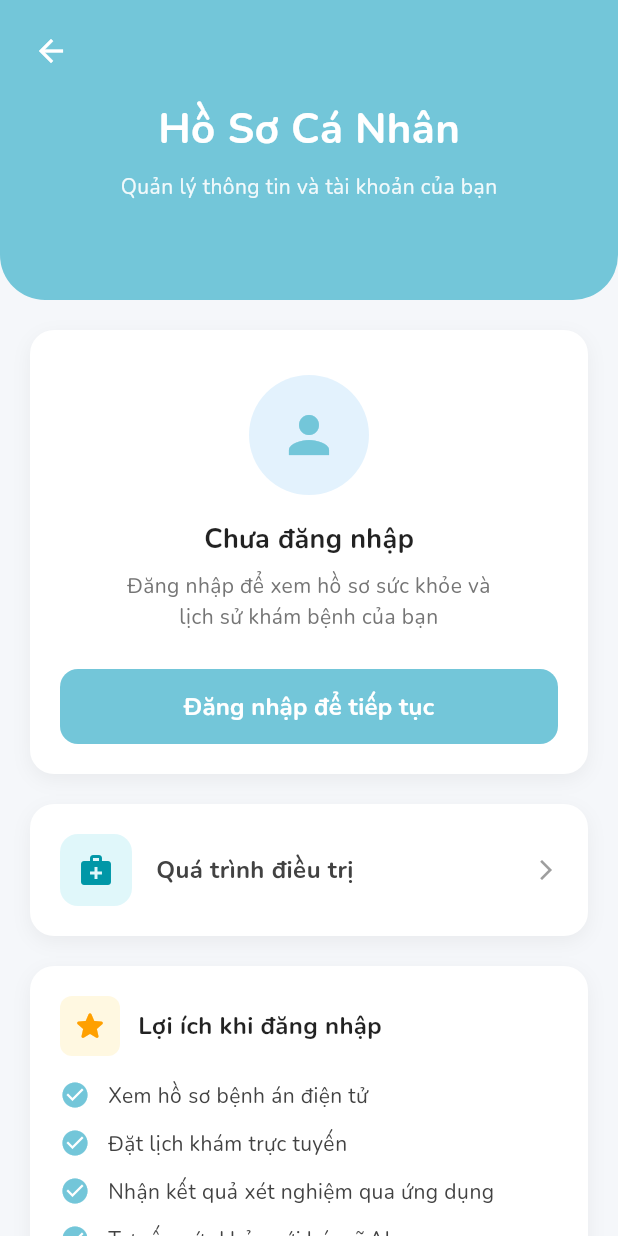
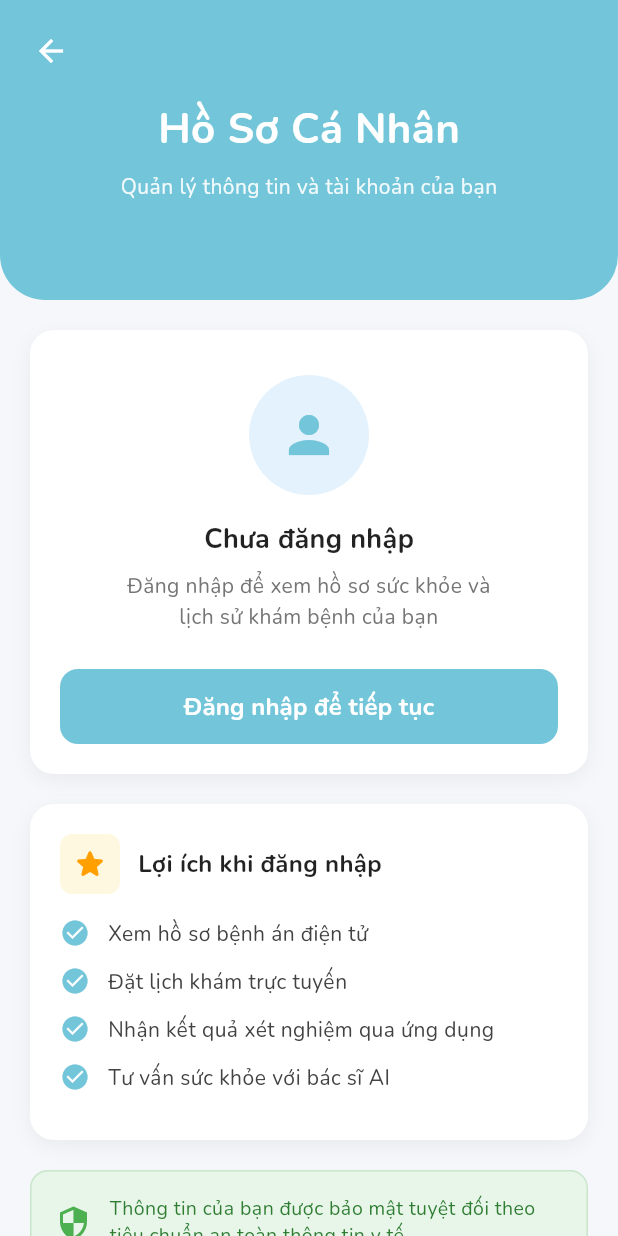
Before and after one commit to Khanshh/P-inno, a Flutter app: the ProfileScreen screen opened directly, on a phone screen of 412 x 824 dp. Run offline on Flutter 3.47's test engine with Material 3 defaults, Android fonts, the phone set to English and light mode, and no system bars; our stand-ins replace google_fonts, smooth_page_indicator.

Commit message:
[Fix] Quá trình điều trị

```diff
--- a/lib/screens/profile_screen.dart
+++ b/lib/screens/profile_screen.dart
@@ -19,8 +19,7 @@ class ProfileScreen extends StatelessWidget {
                 children: [
                   _buildLoginCard(context),
                   const SizedBox(height: 20),
-                  _buildTreatmentProcessButton(context),
-                  const SizedBox(height: 20),
+
                   _buildBenefitsCard(),
                   const SizedBox(height: 20),
                   _buildSecurityCard(),
@@ -250,66 +249,5 @@ class ProfileScreen extends StatelessWidget {
       ),
     );
   }
-  Widget _buildTreatmentProcessButton(BuildContext context) {
-    return Container(
-      width: double.infinity,
-      decoration: BoxDecoration(
-        color: Colors.white,
-        borderRadius: BorderRadius.circular(16),
-        boxShadow: [
-          BoxShadow(
-            color: Colors.black.withOpacity(0.05),
-            blurRadius: 10,
-            offset: const Offset(0, 4),
-          ),
-        ],
-      ),
-      child: Material(
-        color: Colors.transparent,
-        child: InkWell(
-          onTap: () {
-            Navigator.of(context).push(
-              MaterialPageRoute(builder: (_) => const DiscoverScreen()),
-            );
-          },
-          borderRadius: BorderRadius.circular(16),
-          child: Padding(
-            padding: const EdgeInsets.all(20),
-            child: Row(
-              children: [
-                Container(
-                  padding: const EdgeInsets.all(12),
-                  decoration: BoxDecoration(
-                    color: const Color(0xFFE0F7FA),
-                    borderRadius: BorderRadius.circular(12),
-                  ),
-                  child: const Icon(
-                    Icons.medical_services,
-                    color: Color(0xFF0097A7),
-                    size: 24,
-                  ),
-                ),
-                const SizedBox(width: 16),
-                Expanded(
-                  child: Text(
-                    'Quá trình điều trị',
-                    style: TextStyle(
-                      fontSize: 16,
-                      fontWeight: FontWeight.bold,
-                      color: Colors.grey[800],
-                    ),
-                  ),
-                ),
-                const Icon(
-                  Icons.arrow_forward_ios,
-                  color: Colors.grey,
-                  size: 16,
-                ),
-              ],
-            ),
-          ),
-        ),
-      ),
-    );
-  }
+
 }
```
